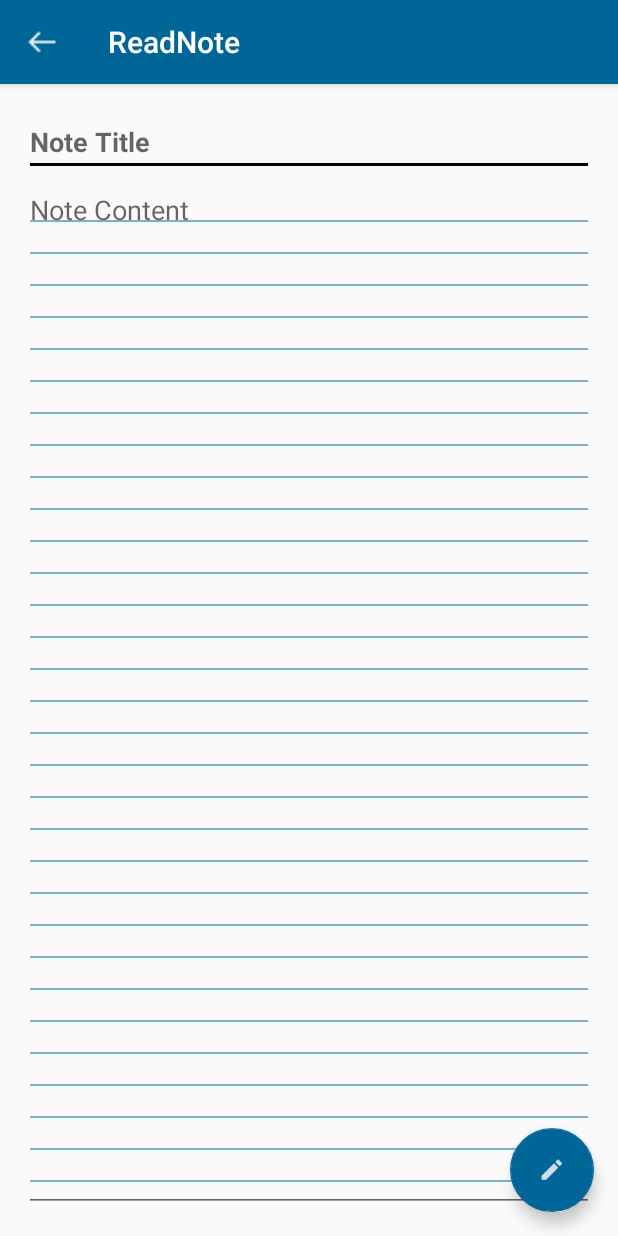
After one commit to andela-shaji/note-keeper, an Android app: the ReadNote screen opened directly, with no data from a screen before it, on a phone screen of 412 x 824 dp. The commit adds this screen. Run offline under Robolectric (Android 15) with nearby library versions, the phone set to English and light mode, and no system bars.

Commit message:
Enable edit on a note [Finishes #118364073]

```diff
--- a/app/src/main/AndroidManifest.xml
+++ b/app/src/main/AndroidManifest.xml
@@ -29,7 +29,11 @@
         <activity
             android:name=".activities.ListNotes"
             android:label="@string/title_activity_list_notes"
-            android:theme="@style/AppTheme.NoActionBar"/>
+            android:theme="@style/AppTheme.NoActionBar" />
+        <activity
+            android:name=".activities.ReadNote"
+            android:label="@string/title_activity_read_note"
+            android:theme="@style/AppTheme.NoActionBar"></activity>
     </application>
 
 </manifest>
--- a/app/src/main/java/com/checkpoint/andela/notekeeper/activities/ListNotes.java
+++ b/app/src/main/java/com/checkpoint/andela/notekeeper/activities/ListNotes.java
@@ -226,7 +226,8 @@ public class ListNotes extends AppCompatActivity implements AdapterView.OnItemCl
 
     @Override
     public void onItemClick(AdapterView<?> parent, View view, int position, long id) {
-
+        NoteModel noteModel = listNoteAdapter.getItem(position);
+        ActivityLauncher.eventIntent(this, ReadNote.class, noteModel);
     }
 
     private void setUpNavigationDrawer() {
@@ -290,7 +291,7 @@ public class ListNotes extends AppCompatActivity implements AdapterView.OnItemCl
         public boolean onActionItemClicked(ActionMode mode, MenuItem item) {
             switch (item.getItemId()) {
                 case R.id.nav_edit:
-                   // editNote();
+                    editNote();
                     mode.finish();
                     return true;
                 case R.id.nav_share:
--- /dev/null
+++ b/app/src/main/java/com/checkpoint/andela/notekeeper/activities/ReadNote.java
@@ -0,0 +1,94 @@
+package com.checkpoint.andela.notekeeper.activities;
+
+import android.content.Intent;
+import android.os.Bundle;
+import android.support.design.widget.FloatingActionButton;
+import android.support.design.widget.Snackbar;
+import android.support.v7.app.AppCompatActivity;
+import android.support.v7.widget.Toolbar;
+import android.text.method.ScrollingMovementMethod;
+import android.view.View;
+import android.widget.EditText;
+import android.widget.Scroller;
+
+import com.checkpoint.andela.notekeeper.R;
+import com.checkpoint.andela.notekeeper.helpers.ActivityLauncher;
+import com.checkpoint.andela.notekeeper.helpers.EditTextLined;
+import com.checkpoint.andela.notekeeper.model.NoteModel;
+
+public class ReadNote extends AppCompatActivity {
+    private NoteModel noteModel;
+    private EditText note_title;
+    private EditTextLined note_content;
+
+    private long note_id;
+    private String date;
+
+
+    @Override
+    protected void onCreate(Bundle savedInstanceState) {
+        super.onCreate(savedInstanceState);
+        setContentView(R.layout.activity_read_note);
+
+        initialize();
+    }
+
+    private void initialize() {
+        note_title = (EditText) findViewById(R.id.read_note_title);
+        note_content = (EditTextLined) findViewById(R.id.read_note_content);
+        note_content.setScroller(new Scroller(ReadNote.this));
+        note_content.setMovementMethod(new ScrollingMovementMethod());
+        note_content.setVerticalScrollBarEnabled(true);
+
+        manageToolBar();
+        setView();
+        editNote();
+    }
+
+    private void manageToolBar(){
+        Toolbar toolbar = (Toolbar) findViewById(R.id.toolbar);
+        setSupportActionBar(toolbar);
+        if (getSupportActionBar() != null) {
+            // If your minSdkVersion is below 11 use:
+            getSupportActionBar().setDisplayHomeAsUpEnabled(true);
+            // If your minSdkVersion is 11 or higher use:
+            getSupportActionBar().setDisplayShowHomeEnabled(true);
+        }
+
+        toolbar.setNavigationIcon(R.drawable.left_arrow);
+        toolbar.setNavigationOnClickListener(new View.OnClickListener() {
+            @Override
+            public void onClick(View v) {
+                Intent intent = new Intent(ReadNote.this, ListNotes.class);
+                finish();
+                startActivity(intent);
+            }
+        });
+
+    }
+
+    private void setView(){
+        Intent intent = getIntent();
+        if (intent.getParcelableExtra("UPDATE") != null) {
+            noteModel = intent.getParcelableExtra("UPDATE");
+            note_title.setText(noteModel.getNote_title());
+            note_title.setKeyListener(null);
+            note_content.setText(noteModel.getNote_content());
+            note_content.setKeyListener(null);
+            this.note_id = noteModel.getNote_id();
+            this.date = noteModel.getNote_date();
+        }
+    }
+
+    private void editNote() {
+        FloatingActionButton fab = (FloatingActionButton) findViewById(R.id.fab);
+        fab.setOnClickListener(new View.OnClickListener() {
+            @Override
+            public void onClick(View view) {
+                ActivityLauncher.eventIntent(ReadNote.this, CreateNote.class, noteModel);
+            }
+        });
+
+    }
+
+}
--- /dev/null
+++ b/app/src/main/res/layout/activity_read_note.xml
@@ -0,0 +1,36 @@
+<?xml version="1.0" encoding="utf-8"?>
+<android.support.design.widget.CoordinatorLayout xmlns:android="http://schemas.android.com/apk/res/android"
+    xmlns:app="http://schemas.android.com/apk/res-auto"
+    xmlns:tools="http://schemas.android.com/tools"
+    android:layout_width="match_parent"
+    android:layout_height="match_parent"
+    android:fitsSystemWindows="true"
+    tools:context="com.checkpoint.andela.notekeeper.activities.ReadNote">
+
+    <android.support.design.widget.AppBarLayout
+        android:layout_width="match_parent"
+        android:layout_height="wrap_content"
+        android:theme="@style/AppTheme.AppBarOverlay">
+
+        <android.support.v7.widget.Toolbar
+            android:id="@+id/toolbar"
+            android:layout_width="match_parent"
+            android:layout_height="?attr/actionBarSize"
+            android:background="?attr/colorPrimary"
+            app:popupTheme="@style/AppTheme.PopupOverlay" />
+
+    </android.support.design.widget.AppBarLayout>
+
+    <include layout="@layout/content_read_note" />
+
+    <android.support.design.widget.FloatingActionButton
+        android:id="@+id/fab"
+        android:layout_width="wrap_content"
+        android:layout_height="wrap_content"
+        android:layout_gravity="bottom|end"
+        android:layout_margin="@dimen/fab_margin"
+        android:src="@drawable/ic_edit_mode"
+        app:backgroundTint="@color/colorPrimary" />
+
+
+</android.support.design.widget.CoordinatorLayout>
--- /dev/null
+++ b/app/src/main/res/layout/content_read_note.xml
@@ -0,0 +1,43 @@
+<?xml version="1.0" encoding="utf-8"?>
+<RelativeLayout xmlns:android="http://schemas.android.com/apk/res/android"
+    xmlns:app="http://schemas.android.com/apk/res-auto"
+    xmlns:tools="http://schemas.android.com/tools"
+    android:layout_width="match_parent"
+    android:layout_height="match_parent"
+    android:paddingBottom="@dimen/activity_vertical_margin"
+    android:paddingLeft="@dimen/activity_horizontal_margin"
+    android:paddingRight="@dimen/activity_horizontal_margin"
+    android:paddingTop="@dimen/activity_vertical_margin"
+    app:layout_behavior="@string/appbar_scrolling_view_behavior"
+    tools:context="com.checkpoint.andela.notekeeper.activities.ReadNote"
+    tools:showIn="@layout/activity_read_note">
+
+    <EditText
+        android:layout_width="match_parent"
+        android:layout_height="wrap_content"
+        android:hint="@string/note_title"
+        android:maxLines="3"
+        android:textStyle="bold"
+        android:inputType="textCapSentences|textMultiLine"
+        android:imeOptions="actionDone"
+        android:id="@+id/read_note_title"
+        />
+
+
+
+    <com.checkpoint.andela.notekeeper.helpers.EditTextLined
+        android:id="@+id/read_note_content"
+        android:layout_width="match_parent"
+        android:layout_height="match_parent"
+        android:layout_below="@+id/read_note_title"
+        android:capitalize="sentences"
+        android:gravity="top"
+        android:hint="@string/note_content"
+        android:textStyle="normal"
+        android:inputType="textCapSentences|textNoSuggestions|textMultiLine"
+        android:imeOptions="actionDone"
+        android:scrollbars="vertical"
+        android:textSize="18dp"
+        />
+
+</RelativeLayout>
--- a/app/src/main/res/layout/notes_row_layout.xml
+++ b/app/src/main/res/layout/notes_row_layout.xml
@@ -25,7 +25,7 @@
                 android:ellipsize="end"
                 android:maxLines="1"
                 android:textColor="@color/colorAccent"
-                android:textAppearance="?android:textAppearanceLarge"
+                android:textAppearance="?android:textAppearanceMedium"
                 android:textStyle="bold"/>
             <TextView
                 android:layout_width="wrap_content"
--- a/app/src/main/res/values/strings.xml
+++ b/app/src/main/res/values/strings.xml
@@ -22,9 +22,7 @@
     <string name="edit_note">Edit</string>
     <string name="title_activity_list_notes">ListNotes</string>
     <string name="search">Search</string>
-
-
-
+    <string name="title_activity_read_note">ReadNote</string>
 
 
 </resources>
```
